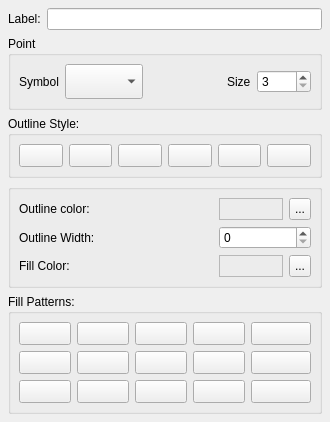
Old version of the form branches/Mapcanvas-branch/src/ui/qgssisydialogbase.ui in the repository stopa85/Quantum-GIS.
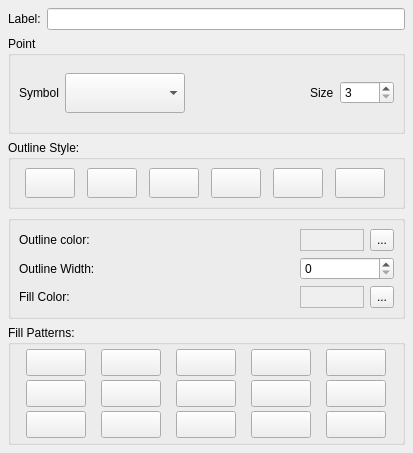
New version of the form.

```diff
--- a/branches/Mapcanvas-branch/src/ui/qgssisydialogbase.ui
+++ b/branches/Mapcanvas-branch/src/ui/qgssisydialogbase.ui
@@ -8,8 +8,8 @@
    <rect>
     <x>0</x>
     <y>0</y>
-    <width>330</width>
-    <height>391</height>
+    <width>413</width>
+    <height>453</height>
    </rect>
   </property>
   <property name="sizePolicy" >
@@ -37,10 +37,10 @@
      </property>
      <layout class="QGridLayout" >
       <property name="margin" >
-       <number>8</number>
+       <number>4</number>
       </property>
       <property name="spacing" >
-       <number>6</number>
+       <number>4</number>
       </property>
       <item row="0" column="4" >
        <widget class="QToolButton" name="bdiag" >
@@ -54,8 +54,8 @@
         </property>
         <property name="minimumSize" >
          <size>
-          <width>60</width>
-          <height>23</height>
+          <width>0</width>
+          <height>0</height>
          </size>
         </property>
         <property name="maximumSize" >
@@ -67,6 +67,12 @@
         <property name="text" >
          <string/>
         </property>
+        <property name="iconSize" >
+         <size>
+          <width>50</width>
+          <height>20</height>
+         </size>
+        </property>
         <property name="checkable" >
          <bool>true</bool>
         </property>
@@ -87,8 +93,8 @@
         </property>
         <property name="minimumSize" >
          <size>
-          <width>60</width>
-          <height>23</height>
+          <width>0</width>
+          <height>0</height>
          </size>
         </property>
         <property name="maximumSize" >
@@ -100,6 +106,12 @@
         <property name="text" >
          <string/>
         </property>
+        <property name="iconSize" >
+         <size>
+          <width>50</width>
+          <height>20</height>
+         </size>
+        </property>
         <property name="checkable" >
          <bool>true</bool>
         </property>
@@ -119,6 +131,12 @@
         <property name="text" >
          <string/>
         </property>
+        <property name="iconSize" >
+         <size>
+          <width>50</width>
+          <height>20</height>
+         </size>
+        </property>
         <property name="checkable" >
          <bool>true</bool>
         </property>
@@ -139,8 +157,8 @@
         </property>
         <property name="minimumSize" >
          <size>
-          <width>60</width>
-          <height>23</height>
+          <width>0</width>
+          <height>0</height>
          </size>
         </property>
         <property name="maximumSize" >
@@ -152,6 +170,12 @@
         <property name="text" >
          <string/>
         </property>
+        <property name="iconSize" >
+         <size>
+          <width>50</width>
+          <height>20</height>
+         </size>
+        </property>
         <property name="checkable" >
          <bool>true</bool>
         </property>
@@ -171,6 +195,12 @@
         <property name="text" >
          <string/>
         </property>
+        <property name="iconSize" >
+         <size>
+          <width>50</width>
+          <height>20</height>
+         </size>
+        </property>
         <property name="checkable" >
          <bool>true</bool>
         </property>
@@ -190,6 +220,12 @@
         <property name="text" >
          <string/>
         </property>
+        <property name="iconSize" >
+         <size>
+          <width>50</width>
+          <height>20</height>
+         </size>
+        </property>
         <property name="checkable" >
          <bool>true</bool>
         </property>
@@ -217,6 +253,12 @@
         <property name="text" >
          <string/>
         </property>
+        <property name="iconSize" >
+         <size>
+          <width>50</width>
+          <height>20</height>
+         </size>
+        </property>
         <property name="checkable" >
          <bool>true</bool>
         </property>
@@ -236,6 +278,12 @@
         <property name="text" >
          <string/>
         </property>
+        <property name="iconSize" >
+         <size>
+          <width>50</width>
+          <height>20</height>
+         </size>
+        </property>
         <property name="checkable" >
          <bool>true</bool>
         </property>
@@ -255,6 +303,12 @@
         <property name="text" >
          <string/>
         </property>
+        <property name="iconSize" >
+         <size>
+          <width>50</width>
+          <height>20</height>
+         </size>
+        </property>
         <property name="checkable" >
          <bool>true</bool>
         </property>
@@ -282,6 +336,12 @@
         <property name="text" >
          <string/>
         </property>
+        <property name="iconSize" >
+         <size>
+          <width>50</width>
+          <height>20</height>
+         </size>
+        </property>
         <property name="checkable" >
          <bool>true</bool>
         </property>
@@ -301,6 +361,12 @@
         <property name="text" >
          <string/>
         </property>
+        <property name="iconSize" >
+         <size>
+          <width>50</width>
+          <height>20</height>
+         </size>
+        </property>
         <property name="checkable" >
          <bool>true</bool>
         </property>
@@ -320,6 +386,12 @@
         <property name="text" >
          <string/>
         </property>
+        <property name="iconSize" >
+         <size>
+          <width>50</width>
+          <height>20</height>
+         </size>
+        </property>
         <property name="checkable" >
          <bool>true</bool>
         </property>
@@ -347,6 +419,12 @@
         <property name="text" >
          <string/>
         </property>
+        <property name="iconSize" >
+         <size>
+          <width>50</width>
+          <height>20</height>
+         </size>
+        </property>
         <property name="checkable" >
          <bool>true</bool>
         </property>
@@ -366,6 +444,12 @@
         <property name="text" >
          <string/>
         </property>
+        <property name="iconSize" >
+         <size>
+          <width>50</width>
+          <height>20</height>
+         </size>
+        </property>
         <property name="checkable" >
          <bool>true</bool>
         </property>
@@ -393,6 +477,12 @@
         <property name="text" >
          <string/>
         </property>
+        <property name="iconSize" >
+         <size>
+          <width>50</width>
+          <height>20</height>
+         </size>
+        </property>
         <property name="checkable" >
          <bool>true</bool>
         </property>
@@ -602,6 +692,9 @@
           <height>22</height>
          </size>
         </property>
+        <property name="autoFillBackground" >
+         <bool>true</bool>
+        </property>
         <property name="frameShape" >
          <enum>QFrame::StyledPanel</enum>
         </property>
@@ -681,6 +774,9 @@
           <height>22</height>
          </size>
         </property>
+        <property name="autoFillBackground" >
+         <bool>true</bool>
+        </property>
         <property name="frameShape" >
          <enum>QFrame::StyledPanel</enum>
         </property>
@@ -737,6 +833,12 @@
         <property name="text" >
          <string/>
         </property>
+        <property name="iconSize" >
+         <size>
+          <width>60</width>
+          <height>26</height>
+         </size>
+        </property>
         <property name="checkable" >
          <bool>true</bool>
         </property>
@@ -756,6 +858,12 @@
         <property name="text" >
          <string/>
         </property>
+        <property name="iconSize" >
+         <size>
+          <width>60</width>
+          <height>26</height>
+         </size>
+        </property>
         <property name="checkable" >
          <bool>true</bool>
         </property>
@@ -775,6 +883,12 @@
         <property name="text" >
          <string/>
         </property>
+        <property name="iconSize" >
+         <size>
+          <width>60</width>
+          <height>26</height>
+         </size>
+        </property>
         <property name="checkable" >
          <bool>true</bool>
         </property>
@@ -794,6 +908,12 @@
         <property name="text" >
          <string/>
         </property>
+        <property name="iconSize" >
+         <size>
+          <width>60</width>
+          <height>26</height>
+         </size>
+        </property>
         <property name="checkable" >
          <bool>true</bool>
         </property>
@@ -813,6 +933,12 @@
         <property name="text" >
          <string/>
         </property>
+        <property name="iconSize" >
+         <size>
+          <width>60</width>
+          <height>26</height>
+         </size>
+        </property>
         <property name="checkable" >
          <bool>true</bool>
         </property>
@@ -832,6 +958,12 @@
         <property name="text" >
          <string/>
         </property>
+        <property name="iconSize" >
+         <size>
+          <width>60</width>
+          <height>26</height>
+         </size>
+        </property>
         <property name="checkable" >
          <bool>true</bool>
         </property>
```
